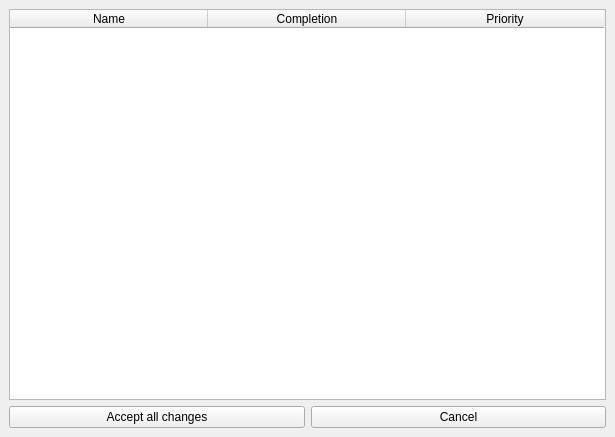
First picture: the form in planner/ktaskwindow.ui, repository kiramor/planner, before the edit.
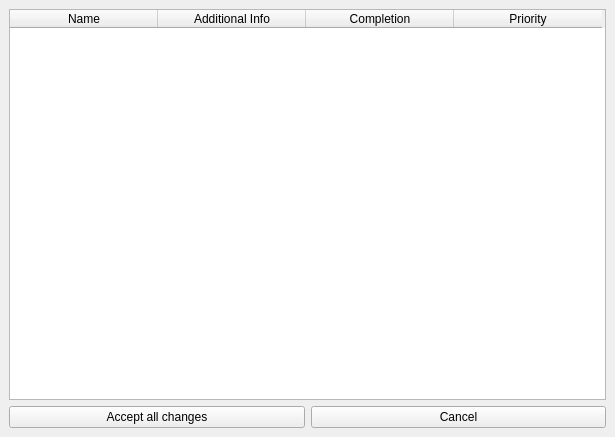
Second picture: the form after the edit.

Commit message: I really like how it(add...info) looks this way

Diff of the .ui file:
```diff
--- a/planner/ktaskwindow.ui
+++ b/planner/ktaskwindow.ui
@@ -25,14 +25,17 @@
         <property name="contextMenuPolicy">
          <enum>Qt::CustomContextMenu</enum>
         </property>
+        <property name="sizeAdjustPolicy">
+         <enum>QAbstractScrollArea::AdjustToContentsOnFirstShow</enum>
+        </property>
         <property name="columnCount">
-         <number>3</number>
+         <number>4</number>
         </property>
         <attribute name="horizontalHeaderCascadingSectionResizes">
          <bool>false</bool>
         </attribute>
         <attribute name="horizontalHeaderDefaultSectionSize">
-         <number>198</number>
+         <number>148</number>
         </attribute>
         <attribute name="verticalHeaderStretchLastSection">
          <bool>false</bool>
@@ -42,6 +45,11 @@
           <string>Name</string>
          </property>
         </column>
+        <column>
+         <property name="text">
+          <string>Additional Info</string>
+         </property>
+        </column>
         <column>
          <property name="text">
           <string>Completion</string>
```
The commit also changes 4 other files.
